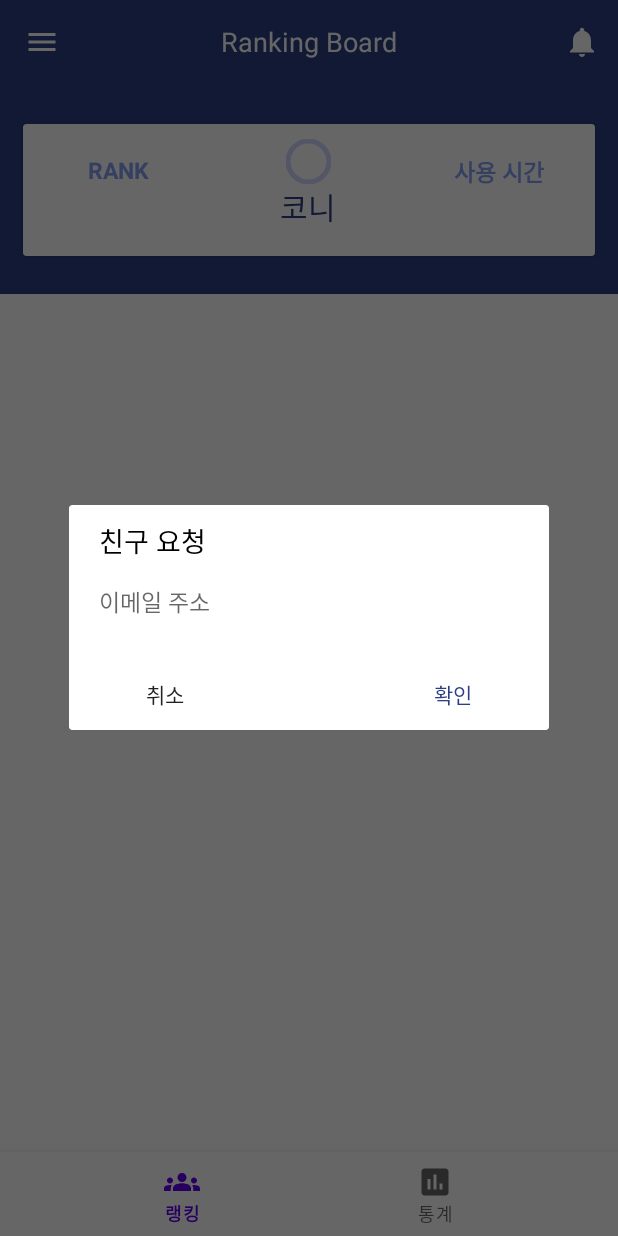
After one commit to hamcoding9/ScreenDetox-v2, an Android app: the DialogRequestFriend screen opened through its navigation route, on a phone screen of 412 x 824 dp. The commit adds this screen. Run offline under Robolectric (Android 15) with nearby library versions, the phone set to English and light mode, and no system bars; our stand-ins replace Firebase (no records; nobody signed in at launch, a user with empty details on screens opened directly), data binding, navigation-ui.

Commit message:
[feat] 친구 요청 dialog 구현

```diff
--- a/app/src/main/java/com/hamcoding/screendetox/data/RankRepository.kt
+++ b/app/src/main/java/com/hamcoding/screendetox/data/RankRepository.kt
@@ -1,4 +1,7 @@
 package com.hamcoding.screendetox.data
 
 class RankRepository {
+    // TODO update my stats : 나의 사용 시간 update
+
+    // TODO 친구 정보 불러오기 : 내 친구들의 사용 시간 정보 불러오기
 }
--- /dev/null
+++ b/app/src/main/java/com/hamcoding/screendetox/data/RequestInfo.kt
@@ -0,0 +1,6 @@
+package com.hamcoding.screendetox.data
+
+data class RequestInfo(
+    val senderEmail: String = "",
+    val receiverEmail: String = "",
+)
--- /dev/null
+++ b/app/src/main/java/com/hamcoding/screendetox/ui/dialogs/DialogRequestFriend.kt
@@ -0,0 +1,45 @@
+package com.hamcoding.screendetox.ui.dialogs
+
+import android.os.Bundle
+import android.view.LayoutInflater
+import android.view.View
+import android.view.ViewGroup
+import androidx.fragment.app.DialogFragment
+import androidx.fragment.app.viewModels
+import androidx.navigation.fragment.findNavController
+import com.google.android.material.dialog.MaterialAlertDialogBuilder
+import com.hamcoding.screendetox.R
+import com.hamcoding.screendetox.databinding.DialogRequestFriendBinding
+
+class DialogRequestFriend : DialogFragment() {
+
+    private val viewModel by viewModels<DialogRequestFriendViewModel>()
+
+    override fun onCreateView(
+        inflater: LayoutInflater,
+        container: ViewGroup?,
+        savedInstanceState: Bundle?
+    ): View {
+        val binding = DialogRequestFriendBinding.inflate(inflater, container, false)
+        binding.viewModel = viewModel
+        return binding.root
+    }
+
+    override fun onViewCreated(view: View, savedInstanceState: Bundle?) {
+        super.onViewCreated(view, savedInstanceState)
+        setUpObservers()
+    }
+
+    private fun setUpObservers() {
+        viewModel.isCancel.observe(viewLifecycleOwner) {
+            findNavController().popBackStack()
+        }
+        viewModel.isSubmit.observe(viewLifecycleOwner) {
+            findNavController().popBackStack()
+        }
+        viewModel.isInvalidEmail.observe(viewLifecycleOwner) {
+            findNavController().navigate(R.id.action_dialogRequestFriend_to_dialogRequestFriendFail)
+        }
+    }
+
+}
--- /dev/null
+++ b/app/src/main/java/com/hamcoding/screendetox/ui/dialogs/DialogRequestFriendViewModel.kt
@@ -0,0 +1,40 @@
+package com.hamcoding.screendetox.ui.dialogs
+
+import android.util.Log
+import androidx.lifecycle.LiveData
+import androidx.lifecycle.MutableLiveData
+import androidx.lifecycle.ViewModel
+import com.hamcoding.screendetox.data.DatabaseRepository
+import kotlinx.coroutines.flow.collectLatest
+
+class DialogRequestFriendViewModel : ViewModel() {
+
+    private val dbRepository: DatabaseRepository = DatabaseRepository()
+
+    private val _isCancel = MutableLiveData<Boolean>()
+    private val _isSubmit = MutableLiveData<Boolean>()
+    val _isInvalidEmail = MutableLiveData<Boolean>()
+
+    val isCancel: LiveData<Boolean> = _isCancel
+    val isSubmit: LiveData<Boolean> = _isSubmit
+    val isInvalidEmail: LiveData<Boolean> = _isInvalidEmail
+
+    val emailText = MutableLiveData<String>()
+
+    fun onCancelClick() {
+        _isCancel.value = true
+    }
+
+    fun onSubmitClick() {
+        if (!emailText.value.isNullOrEmpty()) {
+            if(dbRepository.requestFriend(emailText.value!!)) {
+                _isSubmit.value = true
+            } else {
+                // TODO 친구 찾을 수 없는 경우 처리
+                _isInvalidEmail.value = true
+            }
+        } else {
+            _isInvalidEmail.value = true
+        }
+    }
+}
--- /dev/null
+++ b/app/src/main/res/layout/dialog_request_friend.xml
@@ -0,0 +1,80 @@
+<?xml version="1.0" encoding="utf-8"?>
+<layout xmlns:android="http://schemas.android.com/apk/res/android"
+    xmlns:app="http://schemas.android.com/apk/res-auto"
+    xmlns:tools="http://schemas.android.com/tools">
+
+    <data>
+
+        <variable
+            name="viewModel"
+            type="com.hamcoding.screendetox.ui.dialogs.DialogRequestFriendViewModel" />
+    </data>
+
+    <androidx.constraintlayout.widget.ConstraintLayout
+        android:layout_width="match_parent"
+        android:layout_height="match_parent">
+
+        <androidx.constraintlayout.widget.ConstraintLayout
+            android:layout_width="300dp"
+            android:layout_height="150dp"
+            android:layout_marginStart="10dp"
+            android:layout_marginEnd="10dp"
+            android:paddingStart="10dp"
+            android:paddingEnd="10dp"
+            app:layout_constraintBottom_toBottomOf="parent"
+            app:layout_constraintEnd_toEndOf="parent"
+            app:layout_constraintStart_toStartOf="parent"
+            app:layout_constraintTop_toTopOf="parent">
+
+            <TextView
+                android:id="@+id/tvInfo"
+                android:layout_width="0dp"
+                android:layout_height="wrap_content"
+                android:layout_marginTop="10dp"
+                android:text="@string/requestFriend"
+                android:textColor="@color/black"
+                android:textSize="18sp"
+                app:layout_constraintEnd_toEndOf="parent"
+                app:layout_constraintStart_toStartOf="parent"
+                app:layout_constraintTop_toTopOf="parent" />
+
+            <EditText
+                android:id="@+id/etEmail"
+                android:layout_width="0dp"
+                android:layout_height="wrap_content"
+                android:layout_marginTop="15dp"
+                android:layout_marginEnd="20dp"
+                android:background="@null"
+                android:hint="@string/requestFriendHint"
+                android:inputType="textEmailAddress"
+                android:maxLines="1"
+                android:text="@={viewModel.emailText}"
+                android:textSize="15sp"
+                app:layout_constraintEnd_toEndOf="parent"
+                app:layout_constraintStart_toStartOf="@id/tvInfo"
+                app:layout_constraintTop_toBottomOf="@id/tvInfo" />
+
+            <androidx.appcompat.widget.AppCompatButton
+                android:id="@+id/BtnPositive"
+                android:layout_width="wrap_content"
+                android:layout_height="wrap_content"
+                android:background="@null"
+                android:onClick="@{() -> viewModel.onSubmitClick()}"
+                android:text="@string/requestFriendPositiveBtn"
+                android:textColor="@color/allPrimary"
+                app:layout_constraintBottom_toBottomOf="parent"
+                app:layout_constraintEnd_toEndOf="parent" />
+
+            <androidx.appcompat.widget.AppCompatButton
+                android:layout_width="wrap_content"
+                android:layout_height="wrap_content"
+                android:background="@null"
+                android:onClick="@{() -> viewModel.onCancelClick()}"
+                android:text="@string/RequestFrendNegativeBtn"
+                app:layout_constraintStart_toStartOf="parent"
+                app:layout_constraintTop_toTopOf="@id/BtnPositive" />
+
+        </androidx.constraintlayout.widget.ConstraintLayout>
+
+    </androidx.constraintlayout.widget.ConstraintLayout>
+</layout>
--- a/app/src/main/res/navigation/home_navigation_graph.xml
+++ b/app/src/main/res/navigation/home_navigation_graph.xml
@@ -9,11 +9,29 @@
         android:id="@+id/navigation_rank"
         android:name="com.hamcoding.screendetox.ui.rank.RankFragment"
         android:label="fragment_rank"
-        tools:layout="@layout/fragment_rank" />
+        tools:layout="@layout/fragment_rank">
+        <action
+            android:id="@+id/action_navigation_rank_to_dialogRequestFriend"
+            app:destination="@id/dialogRequestFriend" />
+    </fragment>
     <fragment
         android:id="@+id/navigation_stats"
         android:name="com.hamcoding.screendetox.ui.stats.StatsFragment"
         android:label="StatsFragment"
         tools:layout="@layout/fragment_stats" />
+    <dialog
+        android:id="@+id/dialogRequestFriend"
+        android:name="com.hamcoding.screendetox.ui.dialogs.DialogRequestFriend"
+        android:label="DialogRequestFriend"
+        tools:layout="@layout/dialog_request_friend" >
+        <action
+            android:id="@+id/action_dialogRequestFriend_to_dialogRequestFriendFail"
+            app:destination="@id/dialogRequestFriendFail" />
+    </dialog>
+    <dialog
+        android:id="@+id/dialogRequestFriendFail"
+        android:name="com.hamcoding.screendetox.ui.dialogs.DialogRequestFriendFail"
+        android:label="DialogRequestFriendFail"
+        tools:layout="@layout/dialog_request_friend_fail"/>
 
 </navigation>
--- a/app/src/main/res/values/colors.xml
+++ b/app/src/main/res/values/colors.xml
@@ -11,4 +11,5 @@
     <color name="allSecondary">#FFCFD9FF</color>
     <color name="allSecondaryVariant">#FF869EF3</color>
     <color name="allGray">#FFD9D9D9</color>
+    <color name="allRed">#F44336</color>
 </resources>
--- a/app/src/main/res/values/strings.xml
+++ b/app/src/main/res/values/strings.xml
@@ -9,4 +9,9 @@
     <string name="allExampleUserName">코니</string>
     <string name="rank_menu_notification">notification</string>
     <string name="rankNaviAddFriend">이메일로 친구 추가</string>
+    <string name="requestFriend">친구 요청</string>
+    <string name="requestFriendHint">이메일 주소</string>
+    <string name="requestFriendFail">다시 입력해주세요</string>
+    <string name="requestFriendPositiveBtn">확인</string>
+    <string name="RequestFrendNegativeBtn">취소</string>
 </resources>
```
Also changed, not shown: app/src/main/java/com/hamcoding/screendetox/data/DatabaseRepository.kt (added, +36 -0 lines), app/src/main/java/com/hamcoding/screendetox/data/User.kt (added, +7 -0 lines), app/src/main/java/com/hamcoding/screendetox/ui/dialogs/DialogRequestFriendFail.kt (added, +38 -0 lines), app/src/main/java/com/hamcoding/screendetox/ui/rank/RankFragment.kt (+12 -20 lines), app/src/main/res/layout/dialog_request_friend_fail.xml (added, +47 -0 lines).
